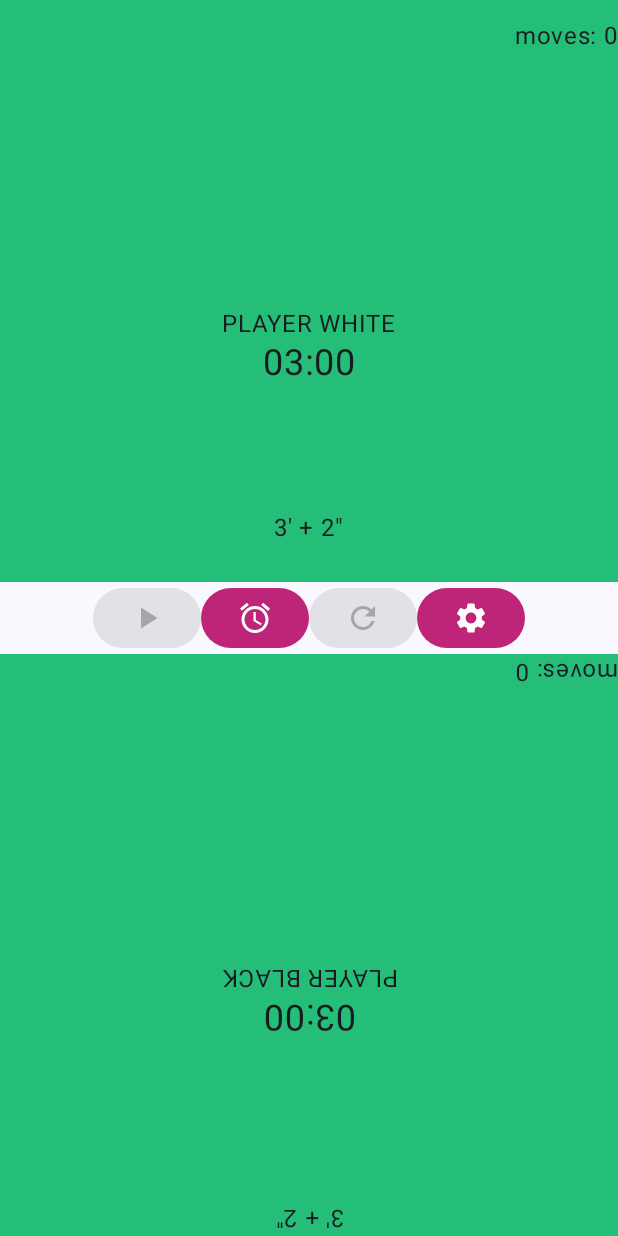
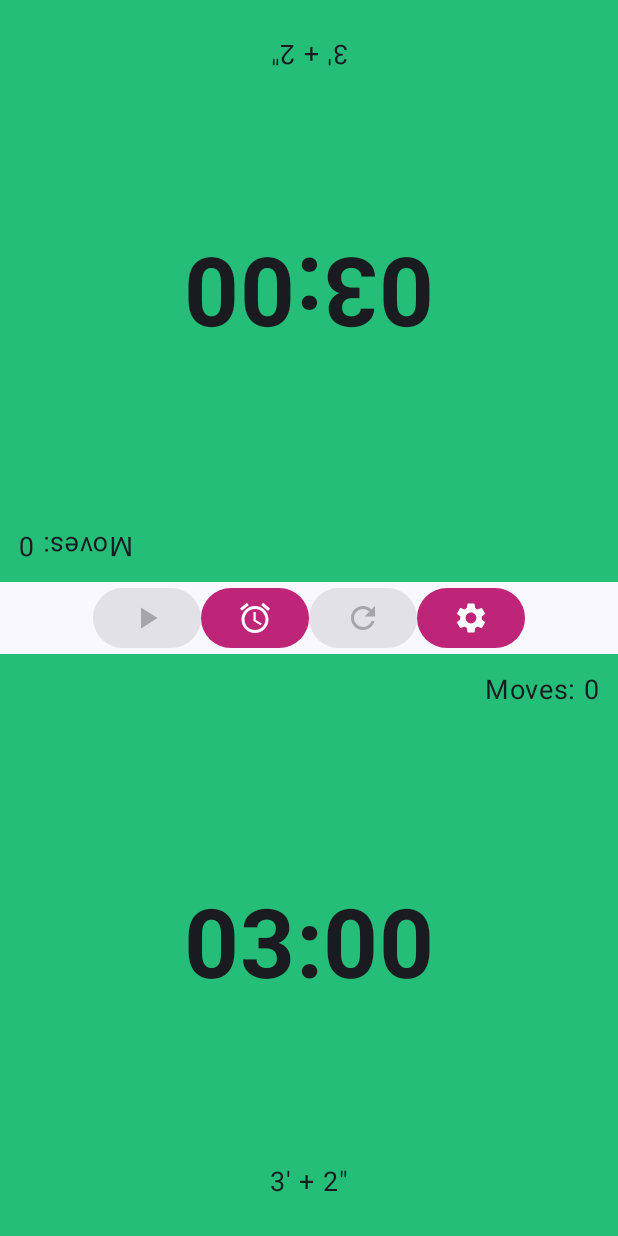
Before and after one commit to lebalbina/chess-clockk, an Android app built with Jetpack Compose: the screen it shows after launch (MainActivity), on a phone screen of 412 x 824 dp. Run offline under Robolectric (Android 15) with nearby library versions, the phone set to English and light mode, and no system bars; our stand-ins replace Dagger/Hilt's generated code, livedata-compose.

Commit message:
view refactor

```diff
--- a/app/build.gradle.kts
+++ b/app/build.gradle.kts
@@ -3,7 +3,6 @@ apply(from = rootProject.file("versions.gradle.kts"))
 plugins {
     id("com.android.application")
     id("org.jetbrains.kotlin.android")
-    id("kotlin-parcelize")
     id("kotlin-kapt")
     id("com.google.dagger.hilt.android") version "2.48"
 }
@@ -80,7 +79,6 @@ dependencies {
     implementation("androidx.compose.ui:ui-tooling-preview")
     implementation("androidx.compose.material3:material3")
     implementation("androidx.lifecycle:lifecycle-viewmodel-compose:2.8.4")
-    implementation("com.github.terrakok:modo-compose:0.9.0-rc1")
     testImplementation("org.junit.jupiter:junit-jupiter-api:5.8.1")
     testRuntimeOnly("org.junit.jupiter:junit-jupiter-engine:5.8.1")
     androidTestImplementation("androidx.test.ext:junit:1.1.5")
--- a/app/src/main/java/com/example/chessclockk/MainActivity.kt
+++ b/app/src/main/java/com/example/chessclockk/MainActivity.kt
@@ -10,9 +10,6 @@ import androidx.compose.ui.Modifier
 import androidx.hilt.navigation.compose.hiltViewModel
 import com.example.chessclockk.screens.main.MainScreen
 import com.example.chessclockk.ui.theme.ChessClockkTheme
-import com.github.terrakok.modo.Modo.rememberRootScreen
-import com.github.terrakok.modo.stack.DefaultStackScreen
-import com.github.terrakok.modo.stack.StackNavModel
 import dagger.hilt.android.AndroidEntryPoint
 
 @AndroidEntryPoint
--- a/app/src/main/java/com/example/chessclockk/di/AppModule.kt
+++ b/app/src/main/java/com/example/chessclockk/di/AppModule.kt
@@ -2,7 +2,7 @@ package com.example.chessclockk.di
 
 import android.content.Context
 import android.content.SharedPreferences
-import com.example.chessclockk.TempoUseCase
+import com.example.chessclockk.usecase.TempoUseCase
 import dagger.Module
 import dagger.Provides
 import dagger.hilt.InstallIn
--- a/app/src/main/java/com/example/chessclockk/screens/main/MainScreen.kt
+++ b/app/src/main/java/com/example/chessclockk/screens/main/MainScreen.kt
@@ -10,9 +10,9 @@ import androidx.compose.runtime.getValue
 import androidx.compose.runtime.livedata.observeAsState
 import androidx.compose.runtime.remember
 import androidx.compose.ui.Modifier
-import com.example.chessclockk.screens.views.ClockState
-import com.example.chessclockk.screens.views.PlayPauseState
-import com.example.chessclockk.screens.views.RestartState
+import com.example.chessclockk.views.clock.ClockState
+import com.example.chessclockk.views.playpause.PlayPauseState
+import com.example.chessclockk.views.restart.RestartState
 import com.example.chessclockk.vm.GameState
 import com.example.chessclockk.vm.IMainActivityVM.MainScreenState
 import com.example.chessclockk.vm.MainActivityVM
@@ -68,19 +68,20 @@ fun MainScreen(
         clockWhiteState = ClockState(
             timerValue = clockBlackValue.value,
             onClockClicked = { viewModel.onClockBlackPressed() },
-            title = "PLAYER BLACK",
+            playerLabel = "PLAYER BLACK",
             isEnabled = isBlackEnabled,
-            rotation = 180f,
+            rotation = 0f,
             movesCount = state.value.blackMovesCount.toString(),
             timeSetting = state.value.timeFormat
         ),
         clockBlackState = ClockState(
             timerValue = clockWhiteValue.value,
             onClockClicked = { viewModel.onClockWhitePressed() },
-            title = "PLAYER WHITE",
+            playerLabel = "PLAYER WHITE",
             isEnabled = isWhiteEnabled,
             movesCount = state.value.whiteMovesCount.toString(),
-            timeSetting = state.value.timeFormat
+            timeSetting = state.value.timeFormat,
+            rotation = 180f
         ),
         playPauseState = PlayPauseState(
             isEnabled = isPlayPauseBtnEnabled,
--- a/app/src/main/java/com/example/chessclockk/TempoUseCase.kt
+++ b/app/src/main/java/com/example/chessclockk/usecase/TempoUseCase.kt
@@ -1,4 +1,4 @@
-package com.example.chessclockk
+package com.example.chessclockk.usecase
 
 import android.content.SharedPreferences
 import javax.inject.Inject
--- /dev/null
+++ b/app/src/main/java/com/example/chessclockk/views/clock/ClockState.kt
@@ -0,0 +1,11 @@
+package com.example.chessclockk.views.clock
+
+data class ClockState(
+    val timerValue: String,
+    val onClockClicked: () -> Unit,
+    val playerLabel: String,
+    val isEnabled: Boolean,
+    val rotation: Float,
+    val movesCount: String,
+    val timeSetting: String
+)
--- a/app/src/main/java/com/example/chessclockk/screens/views/ClockWidget.kt
+++ b/app/src/main/java/com/example/chessclockk/views/clock/ClockWidget.kt
@@ -1,4 +1,4 @@
-package com.example.chessclockk.screens.views
+package com.example.chessclockk.views.clock
 
 import androidx.compose.foundation.background
 import androidx.compose.foundation.clickable
@@ -14,11 +14,14 @@ import androidx.compose.runtime.Composable
 import androidx.compose.ui.Alignment
 import androidx.compose.ui.Modifier
 import androidx.compose.ui.draw.alpha
+import androidx.compose.ui.draw.rotate
 import androidx.compose.ui.graphics.Color
-import androidx.compose.ui.graphics.graphicsLayer
+import androidx.compose.ui.res.stringResource
+import androidx.compose.ui.text.font.FontWeight
 import androidx.compose.ui.tooling.preview.Preview
 import androidx.compose.ui.unit.dp
 import androidx.compose.ui.unit.sp
+import com.example.chessclockk.R
 
 @Composable
 fun ClockWidget(
@@ -31,54 +34,31 @@ fun ClockWidget(
             .background(Color(0xFF25BE78))
             .alpha(if (clockState.isEnabled) 1f else 0.5f)
             .clickable { clockState.onClockClicked.invoke() }
+            .rotate(clockState.rotation)
     ) {
         Text(
-            text = "moves: ${clockState.movesCount}",
             modifier = Modifier
-                .graphicsLayer(rotationZ = clockState.rotation)
-                .padding(top = 12.dp)
-                .align(Alignment.TopEnd)
+                .padding(top = 12.dp, end = 12.dp)
+                .align(Alignment.TopEnd),
+            text = "${stringResource(id = R.string.clock_moves)} ${clockState.movesCount}",
+            fontSize = 18.sp
         )
         Text(
+            modifier = Modifier
+                .padding(bottom = 24.dp)
+                .align(Alignment.BottomCenter),
             text = clockState.timeSetting,
-            modifier = Modifier
-                .graphicsLayer(rotationZ = clockState.rotation)
-                .padding(bottom = 24.dp)
-                .align(Alignment.BottomCenter)
+            fontSize = 18.sp
         )
-
-        Column(
-            modifier = Modifier
-                .padding(top = 24.dp)
-                .align(Alignment.Center),
-            horizontalAlignment = Alignment.CenterHorizontally,
-            verticalArrangement = Arrangement.Center,
-        ) {
-            Spacer(modifier = Modifier.size(48.dp))
-            Text(
-                text = clockState.title,
-                modifier = Modifier
-                    .graphicsLayer(rotationZ = clockState.rotation)
-            )
+        Column(modifier = Modifier.align(Alignment.Center)) {
             Text(
                 text = clockState.timerValue,
-                fontSize = 24.sp,
-                modifier = Modifier
-                    .graphicsLayer(rotationZ = clockState.rotation)
+                fontSize = 64.sp,
+                fontWeight = FontWeight.Bold
             )
         }
     }
 }
-
-data class ClockState(
-    val timerValue: String,
-    val onClockClicked: () -> Unit,
-    val title: String,
-    val isEnabled: Boolean,
-    val rotation: Float = 0f,
-    val movesCount: String,
-    val timeSetting: String
-)
 
 @Composable
 @Preview
@@ -88,10 +68,11 @@ fun ClockPreview() {
         clockState = ClockState(
             timerValue = "00:00:00",
             onClockClicked = { },
-            title = "PLAYAA",
+            playerLabel = "PLAYAA",
             isEnabled = true,
             movesCount = "3",
-            timeSetting = "3 | 2"
+            timeSetting = "3 + 2",
+            rotation = 0f
         )
     )
 }
--- /dev/null
+++ b/app/src/main/java/com/example/chessclockk/views/customtimebottomsheet/DigitInputType.kt
@@ -0,0 +1,5 @@
+package com.example.chessclockk.views.customtimebottomsheet
+
+enum class DigitInputType {
+    HOURS, MINUTES, SECONDS
+}
--- a/app/src/main/java/com/example/chessclockk/screens/views/PlayPauseWidget.kt
+++ b/app/src/main/java/com/example/chessclockk/views/playpause/PlayPauseWidget.kt
@@ -1,4 +1,4 @@
-package com.example.chessclockk.screens.views
+package com.example.chessclockk.views.playpause
 
 import androidx.compose.material.icons.Icons
 import androidx.compose.material.icons.filled.Pause
@@ -7,12 +7,16 @@ import androidx.compose.material3.Button
 import androidx.compose.material3.ButtonDefaults
 import androidx.compose.material3.Icon
 import androidx.compose.runtime.Composable
+import androidx.compose.ui.Modifier
 import androidx.compose.ui.graphics.Color
 import androidx.compose.ui.graphics.vector.ImageVector
 import androidx.compose.ui.tooling.preview.Preview
 
 @Composable
-fun PlayPause(playPauseState: PlayPauseState) {
+fun PlayPause(
+    modifier: Modifier = Modifier,
+    playPauseState: PlayPauseState
+) {
     Button(
         enabled = playPauseState.isEnabled,
         onClick = playPauseState.onPlayPauseBtnClicked,
@@ -31,16 +35,11 @@ fun PlayPause(playPauseState: PlayPauseState) {
     }
 }
 
-data class PlayPauseState(
-    val isEnabled: Boolean,
-    val onPlayPauseBtnClicked: () -> Unit,
-    val icon: ImageVector
-)
-
 @Composable
 @Preview
 fun PlayPausePreview() {
     PlayPause(
+        modifier = Modifier,
         PlayPauseState(
             isEnabled = true,
             onPlayPauseBtnClicked = { },
--- a/app/src/main/java/com/example/chessclockk/screens/views/Restart.kt
+++ b/app/src/main/java/com/example/chessclockk/views/restart/Restart.kt
@@ -1,4 +1,4 @@
-package com.example.chessclockk.screens.views
+package com.example.chessclockk.views.restart
 
 import androidx.compose.material.icons.Icons
 import androidx.compose.material.icons.filled.Refresh
@@ -11,13 +11,23 @@ import androidx.compose.runtime.Composable
 import androidx.compose.runtime.MutableState
 import androidx.compose.runtime.mutableStateOf
 import androidx.compose.runtime.remember
+import androidx.compose.ui.Modifier
 import androidx.compose.ui.graphics.vector.ImageVector
 import androidx.compose.ui.tooling.preview.Preview
 
+//TODO przeniesc Dialog do MainScreenContent
 @Composable
-fun Restart(restartState: RestartState) {
-
+fun Restart(
+    modifier: Modifier = Modifier,
+    restartState: RestartState
+) {
     val showDialog = remember { mutableStateOf(false) }
+    if (showDialog.value) {
+        RestartDialog(
+            onRestartConfirmedClick = restartState.onRestartConfirmedClick,
+            showDialog = showDialog
+        )
+    }
 
     Button(
         onClick = {
@@ -31,24 +41,10 @@ fun Restart(restartState: RestartState) {
             contentDescription = "restart"
         )
     }
-
-    if (showDialog.value) {
-        RestartDialog(
-            onRestartConfirmedClick = restartState.onRestartConfirmedClick,
-            showDialog = showDialog
-        )
-    }
 }
 
-data class RestartState(
-    val isEnabled: Boolean,
-    val onRestartClicked: () -> Unit,
-    val onRestartConfirmedClick: () -> Unit,
-    val icon: ImageVector
-)
-
 @Composable
-fun RestartDialog(
+private fun RestartDialog(
     onRestartConfirmedClick: () -> Unit,
     showDialog: MutableState<Boolean>
 ) {
@@ -76,6 +72,7 @@ fun RestartDialog(
 @Preview
 fun RestartPreview() {
     Restart(
+        modifier = Modifier,
         RestartState(
             onRestartConfirmedClick = { },
             icon = Icons.Filled.Refresh,
--- /dev/null
+++ b/app/src/main/java/com/example/chessclockk/views/restart/RestartState.kt
@@ -0,0 +1,10 @@
+package com.example.chessclockk.views.restart
+
+import androidx.compose.ui.graphics.vector.ImageVector
+
+data class RestartState(
+    val isEnabled: Boolean,
+    val onRestartClicked: () -> Unit,
+    val onRestartConfirmedClick: () -> Unit,
+    val icon: ImageVector
+)
--- a/app/src/main/java/com/example/chessclockk/vm/GameState.kt
+++ b/app/src/main/java/com/example/chessclockk/vm/GameState.kt
@@ -1,5 +1,6 @@
 package com.example.chessclockk.vm
 
+//TODO handle END_GAME
 enum class GameState {
     WHITE_MOVE, BLACK_MOVE, PAUSE, NEW_GAME
 }
--- a/app/src/main/java/com/example/chessclockk/vm/MainActivityVM.kt
+++ b/app/src/main/java/com/example/chessclockk/vm/MainActivityVM.kt
@@ -5,7 +5,7 @@ import androidx.lifecycle.LiveData
 import androidx.lifecycle.MutableLiveData
 import androidx.lifecycle.ViewModel
 import androidx.lifecycle.viewModelScope
-import com.example.chessclockk.TempoUseCase
+import com.example.chessclockk.usecase.TempoUseCase
 import com.example.chessclockk.convertGameAndBonusTimeToTempo
 import com.example.chessclockk.convertHHMMSSToMillis
 import com.example.chessclockk.millisToHHMMSS
@@ -55,6 +55,8 @@ class MainActivityVM @Inject constructor(
     )
 
     private var gameState = mutableListOf<GameState>()
+    private var blackMovesCount = 0
+    private var whiteMovesCount = 0
 
     init {
         updateGameState(GameState.NEW_GAME)
@@ -66,8 +68,9 @@ class MainActivityVM @Inject constructor(
         updateGameState(GameState.WHITE_MOVE)
         if (gameState.size > 2) {
             blackMillisRemaining += bonusTime
+            blackMovesCount += 1
             _clockBlack.postValue(blackMillisRemaining.millisToHHMMSS())
-            _state.postValue(state.copy(blackMovesCount = state.blackMovesCount + 1))
+            _state.postValue(state.copy(blackMovesCount = blackMovesCount))
         }
     }
 
@@ -75,8 +78,9 @@ class MainActivityVM @Inject constructor(
         updateGameState(GameState.BLACK_MOVE)
         if (gameState.size > 2) {
             whiteMillisRemaining += bonusTime
+            whiteMovesCount += 1
             _clockWhite.postValue(whiteMillisRemaining.millisToHHMMSS())
-            _state.postValue(state.copy(whiteMovesCount = state.whiteMovesCount + 1))
+            _state.postValue(state.copy(whiteMovesCount = whiteMovesCount))
         }
     }
 
--- a/app/src/main/res/values/strings.xml
+++ b/app/src/main/res/values/strings.xml
@@ -1,3 +1,7 @@
 <resources>
     <string name="app_name">ChessClockk</string>
+    <string name="bonus">BONUS</string>
+    <string name="close_time_modal_btn">Done!</string>
+    <string name="custom_time_modal_title">Set game time</string>
+    <string name="clock_moves">"Moves:"</string>
 </resources>
```
Also changed, not shown: app/src/main/java/com/example/chessclockk/screens/main/MainScreenContent.kt (+12 -14 lines), app/src/main/java/com/example/chessclockk/screens/settings/SettingsScreen.kt (+3 -18 lines), app/src/main/java/com/example/chessclockk/screens/views/PlusMinusWidget.kt (deleted, +0 -114 lines), app/src/main/java/com/example/chessclockk/views/customtimebottomsheet/CustomTimeSetBottomSheet.kt (renamed from app/src/main/java/com/example/chessclockk/screens/views/CustomTimeSetBottomSheet.kt, +32 -53 lines), app/src/main/java/com/example/chessclockk/views/playpause/PlayPauseState.kt (added, +9 -0 lines).
